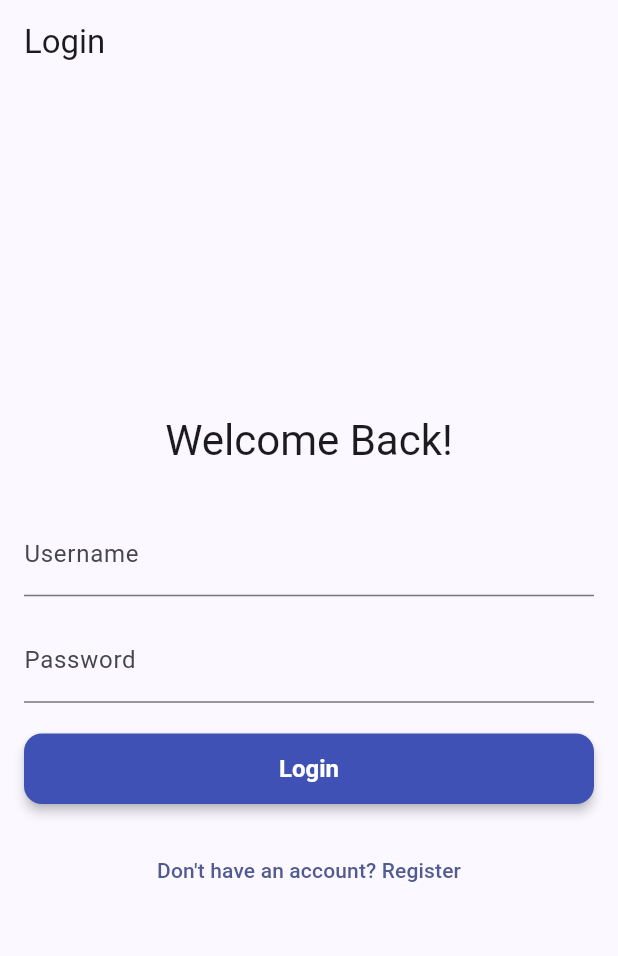
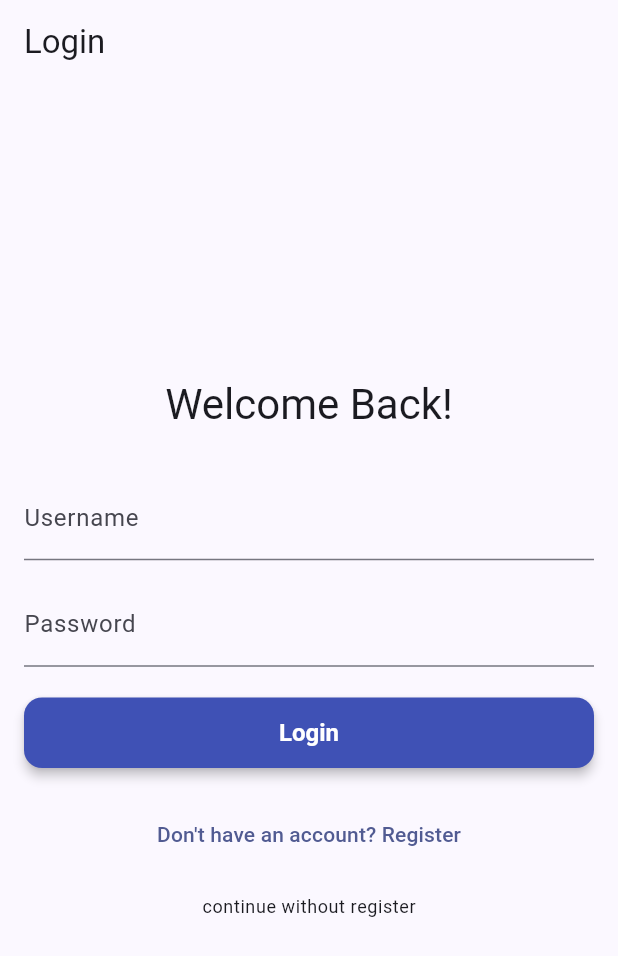
Before and after one commit to thetlwinlwin/rent_me, a Flutter app: the screen it shows after launch, on a phone screen of 412 x 824 dp. Shown: the top 956 px of the screen. Run offline on Flutter 3.47's test engine with Material 3 defaults, Android fonts, the light colour scheme and no system bars; our stand-ins replace cached_network_image, dio, flutter_riverpod, flutter_secure_storage, go_router, image_picker.

Commit message:
create guest mode

```diff
--- a/lib/features/auth/data/auth_repository.dart
+++ b/lib/features/auth/data/auth_repository.dart
@@ -67,6 +67,8 @@ class AuthRepository {
   Future<void> logout() async {
     await _secureStorage.delete(key: AppConstants.authTokenKey);
     await _secureStorage.delete(key: AppConstants.emailStatus);
+    await _secureStorage.delete(key: AppConstants.themeModeKey);
+
     try {
       await _dio.post(APIConstants.logout);
     } catch (e) {
--- a/lib/features/auth/presentation/screens/login_screen.dart
+++ b/lib/features/auth/presentation/screens/login_screen.dart
@@ -123,6 +123,20 @@ class _LoginScreenState extends ConsumerState<LoginScreen> {
                           },
                   child: const Text('Don\'t have an account? Register'),
                 ),
+                TextButton(
+                  onPressed:
+                      _isLoading
+                          ? null
+                          : () {
+                            ref
+                                .read(authNotifierProvider.notifier)
+                                .guestLogin();
+                          },
+                  child: Text(
+                    'continue without register',
+                    style: Theme.of(context).textTheme.bodySmall,
+                  ),
+                ),
               ],
             ),
           ),
--- a/lib/features/properties/presentation/screens/property_detail_screen.dart
+++ b/lib/features/properties/presentation/screens/property_detail_screen.dart
@@ -9,6 +9,7 @@ import 'package:rent_me/features/properties/presentation/providers/property_prov
 import 'package:rent_me/shared/enums.dart';
 import 'package:rent_me/shared/providers/is_landlord.dart';
 import 'package:rent_me/shared/widgets/extensions_methods.dart';
+import 'package:rent_me/shared/widgets/protected_btn.dart';
 import 'package:url_launcher/url_launcher.dart';
 
 class PropertyDetailScreen extends ConsumerStatefulWidget {
@@ -188,7 +189,7 @@ class _PropertyDetailScreenState extends ConsumerState<PropertyDetailScreen> {
           const SizedBox(height: 20),
           if (!isLandLord &&
               property.availabilityStatus == AvailabilityStatus.available)
-            ElevatedButton(
+            ProtectedButton(
               onPressed: () {
                 final location = AppConstants.propertyOfferRoute.swapId(
                   id: property.id.toString(),
--- a/lib/navigation/router.dart
+++ b/lib/navigation/router.dart
@@ -19,6 +19,7 @@ import 'package:rent_me/features/properties/presentation/screens/property_detail
 import 'package:rent_me/features/properties/presentation/screens/property_list_screen.dart';
 import 'package:rent_me/features/profile/presentation/screens/profile_screen.dart';
 import 'package:rent_me/shared/widgets/main_shell.dart';
+import 'package:rent_me/shared/widgets/route_guard.dart';
 import 'package:rent_me/shared/widgets/splash_screen.dart';
 
 final goRouterProvider = Provider<GoRouter>((ref) {
@@ -34,10 +35,16 @@ final goRouterProvider = Provider<GoRouter>((ref) {
       final authStatus = ref.read(authNotifierProvider).status;
       final location = state.matchedLocation;
 
+      final isLoggedIn = authStatus == AuthStatus.authenticated;
+      final isGuest = authStatus == AuthStatus.guest;
+
+      final isSplashRoute = location == AppConstants.splashRoute;
+      final isAuthRoute =
+          location == AppConstants.loginRoute ||
+          location == AppConstants.registerRoute;
+
       if (authStatus == AuthStatus.unknown) {
-        return location == AppConstants.splashRoute
-            ? null
-            : AppConstants.splashRoute;
+        return isSplashRoute ? null : AppConstants.splashRoute;
       }
 
       if (authStatus == AuthStatus.pending) {
@@ -46,26 +53,13 @@ final goRouterProvider = Provider<GoRouter>((ref) {
             : AppConstants.verifyRoute;
       }
 
-      final loggedIn = authStatus == AuthStatus.authenticated;
-      final isAuthRoute =
-          location == AppConstants.loginRoute ||
-          location == AppConstants.registerRoute;
-      final isSplash = location == AppConstants.splashRoute;
-
-      if (loggedIn) {
-        if (isSplash || isAuthRoute) {
-          return AppConstants.propertiesRoute;
-        }
-        return null;
+      if ((isLoggedIn || isGuest) && (isSplashRoute || isAuthRoute)) {
+        return AppConstants.propertiesRoute;
       }
 
-      if (!loggedIn) {
-        if (isSplash || !isAuthRoute) {
-          return AppConstants.loginRoute;
-        }
-        return null;
+      if (!isLoggedIn && !isGuest) {
+        return !isAuthRoute ? AppConstants.loginRoute : null;
       }
-
       return null;
     },
 
@@ -91,7 +85,6 @@ final goRouterProvider = Provider<GoRouter>((ref) {
         navigatorKey: shellNavigatorKey,
         builder: (context, state, child) => MainShell(child: child),
         routes: <RouteBase>[
-          //Tab 0
           GoRoute(
             path: AppConstants.propertiesRoute,
             pageBuilder:
@@ -126,12 +119,13 @@ final goRouterProvider = Provider<GoRouter>((ref) {
               ),
             ],
           ),
-          //Tab 1
+
           GoRoute(
             path: AppConstants.leasesRoute,
             pageBuilder:
-                (context, state) =>
-                    const NoTransitionPage(child: LeaseListScreen()),
+                (context, state) => const NoTransitionPage(
+                  child: RouteGuard(child: LeaseListScreen()),
+                ),
             routes: <RouteBase>[
               GoRoute(
                 path: ':id',
@@ -145,8 +139,9 @@ final goRouterProvider = Provider<GoRouter>((ref) {
           GoRoute(
             path: AppConstants.profileRoute,
             pageBuilder:
-                (context, state) =>
-                    const NoTransitionPage(child: ProfileScreen()),
+                (context, state) => const NoTransitionPage(
+                  child: RouteGuard(child: ProfileScreen()),
+                ),
             routes: <RouteBase>[
               GoRoute(
                 path: 'edit',
--- a/lib/shared/providers/bottom_nav_provider.dart
+++ b/lib/shared/providers/bottom_nav_provider.dart
@@ -1,3 +1,7 @@
 import 'package:flutter_riverpod/flutter_riverpod.dart';
+import 'package:rent_me/features/auth/presentation/providers/auth_provider.dart';
 
-final bottomNavIndexProvider = StateProvider<int>((ref) => 0);
+final bottomNavIndexProvider = StateProvider<int>((ref) {
+  ref.watch(authNotifierProvider);
+  return 0;
+});
--- a/lib/shared/widgets/extensions_methods.dart
+++ b/lib/shared/widgets/extensions_methods.dart
@@ -1,5 +1,5 @@
 extension SwapString on String {
   String swapId({required String id}) {
-    return this.replaceAll('{id}', id);
+    return replaceAll('{id}', id);
   }
 }
--- a/lib/shared/widgets/main_shell.dart
+++ b/lib/shared/widgets/main_shell.dart
@@ -33,7 +33,6 @@ class MainShell extends ConsumerWidget {
       bottomNavigationBar: BottomNavigationBar(
         currentIndex: currentIndex,
         onTap: navigateToTab,
-
         items: const [
           BottomNavigationBarItem(
             icon: Icon(Icons.explore_outlined),
```
Also changed, not shown: lib/features/auth/presentation/providers/auth_provider.dart (+10 -10 lines), lib/features/auth/presentation/providers/auth_state.dart (+11 -1 lines), lib/shared/widgets/protected_btn.dart (added, +44 -0 lines), lib/shared/widgets/route_guard.dart (added, +30 -0 lines).
